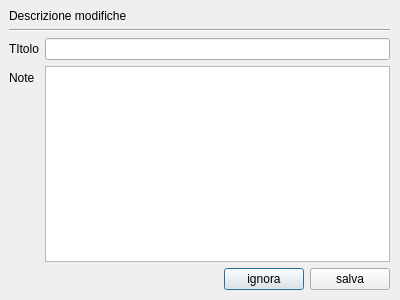
Old version of the form vertical_projectshare/projectshare_snapshot_save.ui in the repository Verticalsrl/qgs-share.
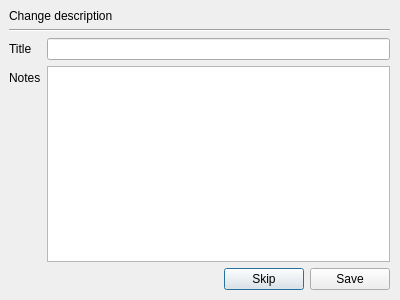
New version of the form.

Commit message:
English UI, info button moved last, Vertical contact, install page
- move the info button to the end of the toolbar
- translate the whole UI to English (toolbar tooltips, dialogs, history window,
  messages, .ui labels, snapshot dialog buttons)
- info dialog: English text + a 'Report a problem' section with Vertical's
  email and website
- metadata: English description + detailed 'about' (the plugin-manager install
  page), plus tracker (issues) and homepage links
- README rewritten in English

Claude-Session: https://claude.ai/code/session_01VW8npcH9aEvA1H5LqJkKq9

```diff
--- a/vertical_projectshare/projectshare_snapshot_save.ui
+++ b/vertical_projectshare/projectshare_snapshot_save.ui
@@ -31,7 +31,7 @@
       <item>
        <widget class="QLabel" name="label_changes">
         <property name="text">
-         <string>Descrizione modifiche</string>
+         <string>Change description</string>
         </property>
        </widget>
       </item>
@@ -49,7 +49,7 @@
       <item row="0" column="0">
        <widget class="QLabel" name="label">
         <property name="text">
-         <string>TItolo</string>
+         <string>Title</string>
         </property>
        </widget>
       </item>
@@ -59,7 +59,7 @@
       <item row="1" column="0">
        <widget class="QLabel" name="label_2">
         <property name="text">
-         <string>Note</string>
+         <string>Notes</string>
         </property>
        </widget>
       </item>
@@ -86,14 +86,14 @@
       <item>
        <widget class="QPushButton" name="button_cancel">
         <property name="text">
-         <string>ignora</string>
+         <string>Skip</string>
         </property>
        </widget>
       </item>
       <item>
        <widget class="QPushButton" name="button_confirm">
         <property name="text">
-         <string>salva</string>
+         <string>Save</string>
         </property>
        </widget>
       </item>
```
Left out of the diff: 2 changed lines with no effect on the pictures. The commit also changes 6 other files.
